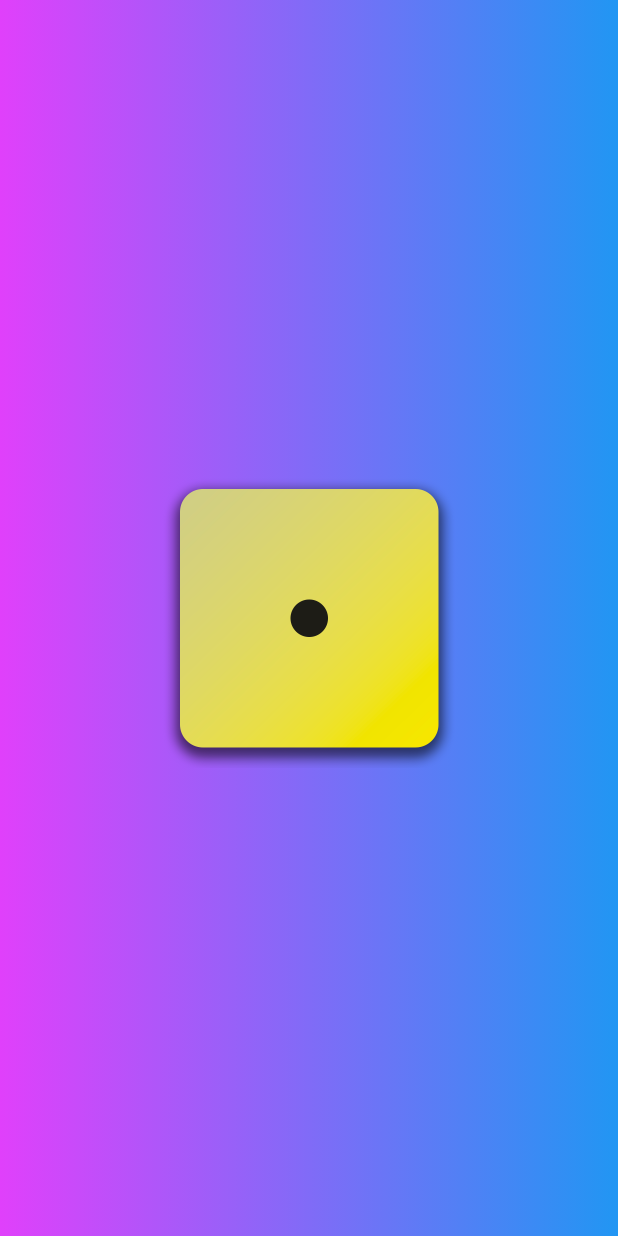
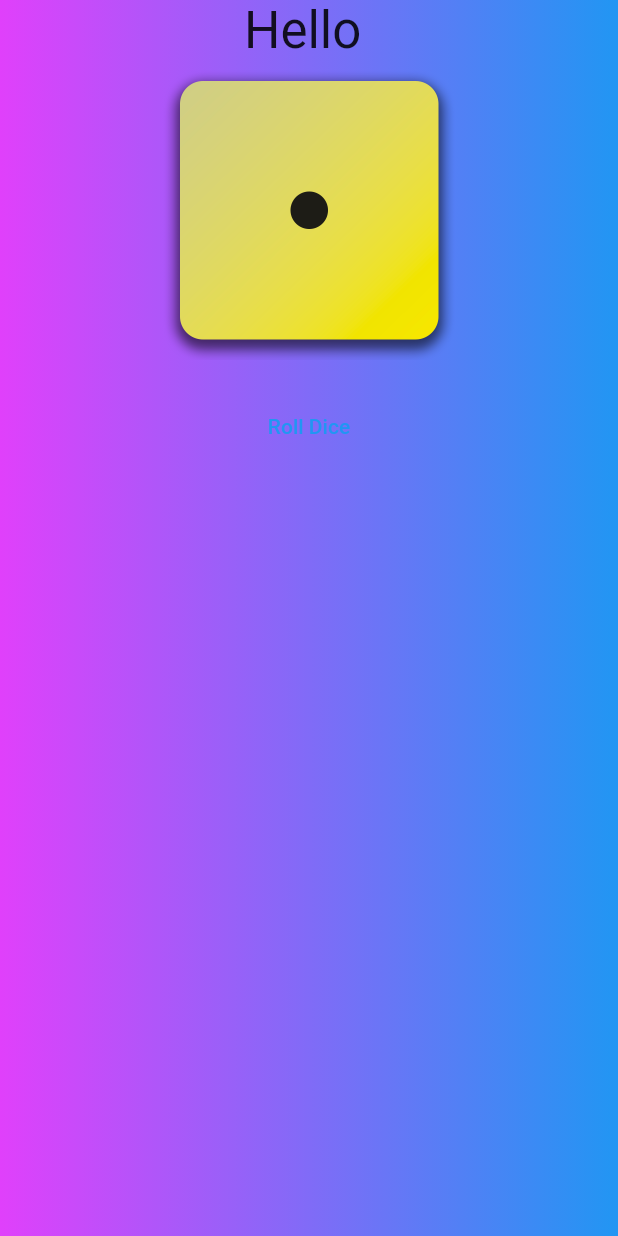
Before and after one commit to RAHUL573769/FlutterBasics, a Flutter app: the screen it shows after launch, on a phone screen of 412 x 824 dp. Run offline on Flutter 3.47's test engine with Material 2 defaults, Android fonts, the phone set to English and light mode, and no system bars.

Commit message:
button commit

```diff
--- a/lib/main.dart
+++ b/lib/main.dart
@@ -21,8 +21,20 @@ class GradientColor extends StatelessWidget {
         gradient: LinearGradient(colors: [Colors.purpleAccent, Colors.blue]),
       ),
       // child: TextWidget('Hello '),
-      child: const Center(
-        child: ImageWidget(),
+      child: Center(
+        child: Column(
+          children: [
+            TextWidget('Hello '),
+            const ImageWidget(),
+            const SizedBox(
+              height: 20,
+            ),
+            TextButton(
+              onPressed: () => {},
+              child: Text("Roll Dice"),
+            )
+          ],
+        ),
       ),
     );
   }
```
